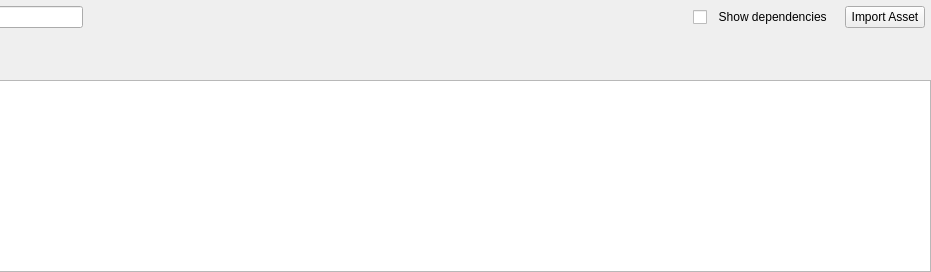
First picture: the form in src/ui/panels/assetwidget.ui, repository jahshaka/Studio, before the edit; both pictures show x 510 to 1441 and y 0 to 272 of the 1441 by 272 pixel window.
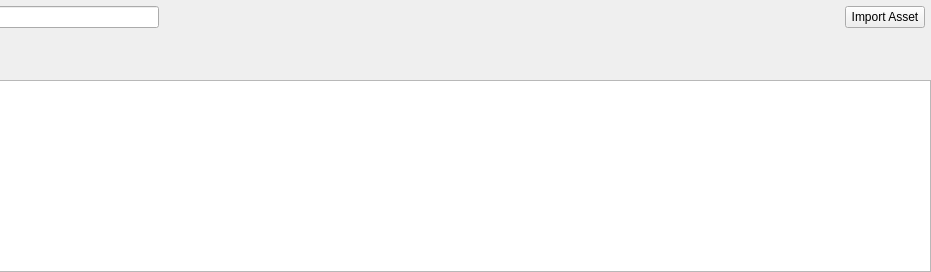
Second picture: the form after the edit.

```diff
--- a/src/ui/panels/assetwidget.ui
+++ b/src/ui/panels/assetwidget.ui
@@ -72,16 +72,6 @@
       <item>
        <widget class="QWidget" name="filterWidget" native="true"/>
       </item>
-      <item>
-       <widget class="QCheckBox" name="showDeps">
-        <property name="text">
-         <string>  Show dependencies</string>
-        </property>
-        <property name="checked">
-         <bool>false</bool>
-        </property>
-       </widget>
-      </item>
       <item>
        <widget class="QPushButton" name="importBtn">
         <property name="text">
```
